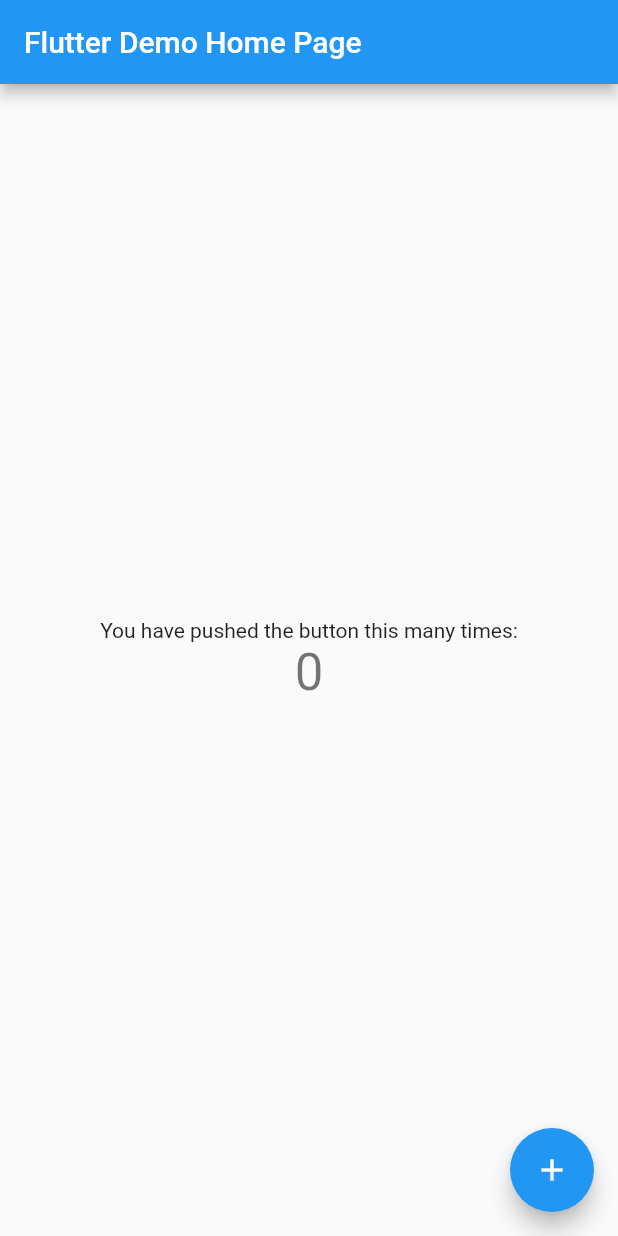
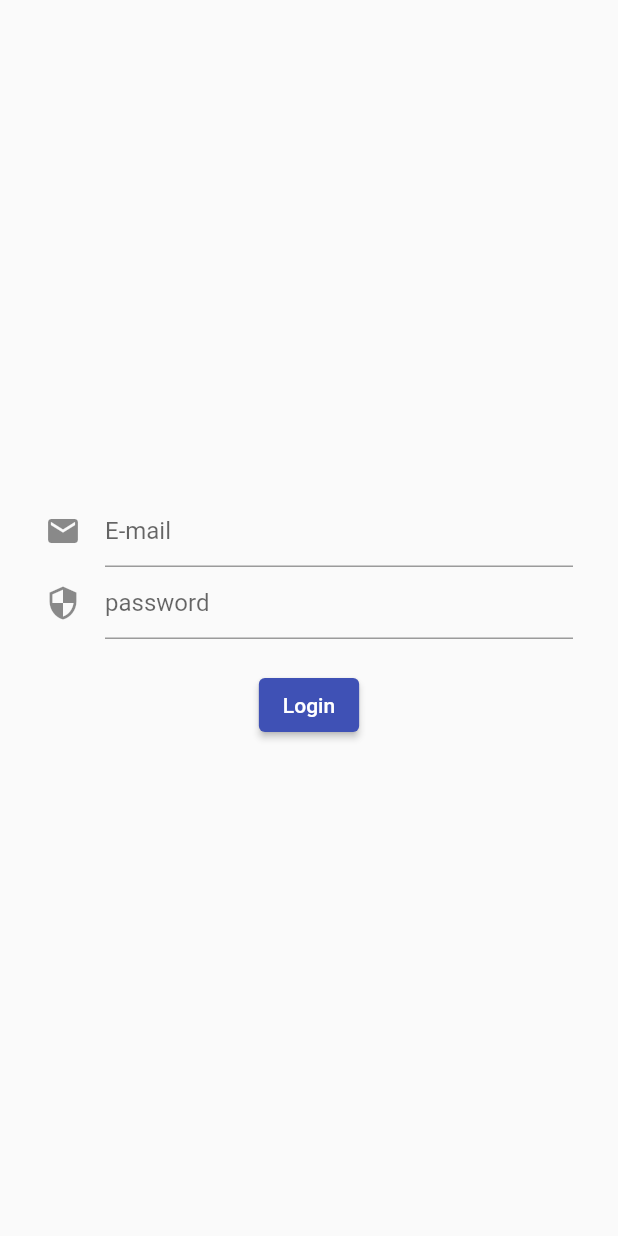
Before and after one commit to jrpikong/flutter_starter, a Flutter app: the screen it shows after launch, on a phone screen of 412 x 824 dp. Run offline on Flutter 3.47's test engine with Material 2 defaults, Android fonts, the phone set to English and light mode, and no system bars; our stand-ins replace bloc, flutter_bloc.

Commit message:
implement login

```diff
--- /dev/null
+++ b/lib/authentication/auth_repository.dart
@@ -0,0 +1,14 @@
+import 'package:flutter/foundation.dart';
+
+class AuthRepository {
+  Future<void> login() async {
+    if (kDebugMode) {
+      print('attempting login');
+    }
+    await Future.delayed(const Duration(seconds: 1));
+    if (kDebugMode) {
+      print('logged in');
+    }
+    // throw Exception('failed log in');
+  }
+}
--- /dev/null
+++ b/lib/authentication/bloc/auth_event.dart
@@ -0,0 +1,4 @@
+part of 'auth_bloc.dart';
+
+@immutable
+abstract class AuthEvent {}
--- /dev/null
+++ b/lib/authentication/bloc/auth_state.dart
@@ -0,0 +1,6 @@
+part of 'auth_bloc.dart';
+
+@immutable
+abstract class AuthState {}
+
+class AuthInitial extends AuthState {}
--- /dev/null
+++ b/lib/authentication/bloc/login_bloc.dart
@@ -0,0 +1,45 @@
+import 'dart:async';
+import 'package:bloc/bloc.dart';
+import 'package:flutter_starter/authentication/auth_repository.dart';
+import 'package:flutter_starter/authentication/form_submission_status.dart';
+import 'package:flutter_starter/utils/validators.dart';
+import 'package:meta/meta.dart';
+
+part 'login_event.dart';
+part 'login_state.dart';
+
+class LoginBloc extends Bloc<LoginEvent, LoginState> {
+  final AuthRepository authRepository;
+
+  LoginBloc({required this.authRepository}) : super(LoginState()){
+    on<LoginEmailChanged>((event, emit) async {
+      await _checkEmail(emit,event);
+    });
+
+    on<LoginPasswordChanged>((event, emit) async {
+      await _checkPassword(emit,event);
+    });
+
+    on<LoginSubmitted>((event, emit) async {
+      await _submitAction(emit,event);
+    });
+  }
+
+  Future<void> _checkEmail(Emitter<LoginState> emit, LoginEmailChanged event) async {
+    emit(state.copyWith(email: event.email));
+  }
+
+  Future<void> _checkPassword(Emitter<LoginState> emit, LoginPasswordChanged event) async {
+    emit(state.copyWith(password: event.password));
+  }
+
+  Future<void> _submitAction(Emitter<LoginState> emit, LoginSubmitted event) async {
+    emit(state.copyWith(formStatus: FormSubmitting()));
+    try {
+      await authRepository.login();
+      emit(state.copyWith(formStatus: SubmissionSuccess()));
+    } catch (e) {
+      emit(state.copyWith(formStatus: SubmissionFailed(e)));
+    }
+  }
+}
--- /dev/null
+++ b/lib/authentication/bloc/login_event.dart
@@ -0,0 +1,18 @@
+part of 'login_bloc.dart';
+
+@immutable
+abstract class LoginEvent {}
+
+class LoginEmailChanged extends LoginEvent {
+  final String email;
+
+  LoginEmailChanged({required this.email});
+}
+
+class LoginPasswordChanged extends LoginEvent {
+  final String password;
+
+  LoginPasswordChanged({required this.password});
+}
+
+class LoginSubmitted extends LoginEvent {}
--- /dev/null
+++ b/lib/authentication/bloc/login_state.dart
@@ -0,0 +1,31 @@
+part of 'login_bloc.dart';
+
+class LoginState {
+  static final RegExp _emailRegExp = RegExp(
+    r'^[a-zA-Z0-9.!#$%&’*+/=?^_`{|}~-]+@[a-zA-Z0-9-]+(?:\.[a-zA-Z0-9-]+)*$',
+  );
+
+  final String email;
+  bool get isValidEmail => _emailRegExp.hasMatch(email);
+  final String password;
+  bool get isValidPassword => password.length > 6;
+  final FormSubmissionStatus formStatus;
+
+  LoginState({
+    this.email = '',
+    this.password = '',
+    this.formStatus = const InitialFormStatus(),
+  });
+
+  LoginState copyWith({
+    String? email,
+    String? password,
+    FormSubmissionStatus? formStatus,
+  }) {
+    return LoginState(
+      email: email ?? this.email,
+      password: password ?? this.password,
+      formStatus: formStatus ?? this.formStatus,
+    );
+  }
+}
--- /dev/null
+++ b/lib/authentication/form_submission_status.dart
@@ -0,0 +1,17 @@
+abstract class FormSubmissionStatus {
+  const FormSubmissionStatus();
+}
+
+class InitialFormStatus extends FormSubmissionStatus {
+  const InitialFormStatus();
+}
+
+class FormSubmitting extends FormSubmissionStatus {}
+
+class SubmissionSuccess extends FormSubmissionStatus {}
+
+class SubmissionFailed extends FormSubmissionStatus {
+  final Object exception;
+
+  SubmissionFailed(this.exception);
+}
--- /dev/null
+++ b/lib/authentication/screens/login_creen.dart
@@ -0,0 +1,107 @@
+import 'package:flutter/material.dart';
+import 'package:flutter_bloc/flutter_bloc.dart';
+import 'package:flutter_starter/authentication/auth_repository.dart';
+import 'package:flutter_starter/authentication/bloc/login_bloc.dart';
+import 'package:flutter_starter/authentication/form_submission_status.dart';
+
+class LoginScreen extends StatefulWidget {
+  const LoginScreen({Key? key}) : super(key: key);
+
+  @override
+  _LoginScreenState createState() => _LoginScreenState();
+}
+
+class _LoginScreenState extends State<LoginScreen> {
+  final _formKey = GlobalKey<FormState>();
+
+  @override
+  Widget build(BuildContext context) {
+    return Scaffold(
+      body: BlocProvider(
+        create: (context) => LoginBloc(
+          authRepository: context.read<AuthRepository>(),
+        ),
+        child: _loginForm(),
+      ),
+    );
+  }
+
+  Widget _loginForm() {
+    return BlocListener<LoginBloc, LoginState>(
+      listener: (context, state) {
+        final formStatus = state.formStatus;
+        if (formStatus is SubmissionFailed) {
+          _showSnackBar(context, formStatus.exception.toString());
+        }
+      },
+      child: Form(
+        key: _formKey,
+        child: Padding(
+          padding: const EdgeInsets.symmetric(horizontal: 30),
+          child: Column(
+            mainAxisAlignment: MainAxisAlignment.center,
+            children: [
+              _emailField(),
+              _passwordField(),
+              const SizedBox(height: 20),
+              _loginButton()
+            ],
+          ),
+        ),
+      ),
+    );
+  }
+
+  Widget _emailField() {
+    return BlocBuilder<LoginBloc, LoginState>(
+        buildWhen: (previous, current) => previous.email != current.email,
+        builder: (context, state) {
+          return TextFormField(
+            decoration: const InputDecoration(
+              icon: Icon(Icons.email),
+              hintText: 'E-mail',
+            ),
+            validator: (value) =>
+                state.isValidEmail ? null : 'Email Is Not Valid',
+            onChanged: (email) =>
+                context.read<LoginBloc>().add(LoginEmailChanged(email: email)),
+          );
+        });
+  }
+
+  Widget _passwordField() {
+    return BlocBuilder<LoginBloc, LoginState>(builder: (context, state) {
+      return TextFormField(
+          obscureText: true,
+          decoration: const InputDecoration(
+            icon: Icon(Icons.security),
+            hintText: 'password',
+          ),
+          validator: (value) =>
+              state.isValidPassword ? null : 'Password to short',
+          onChanged: (value) => context
+              .read<LoginBloc>()
+              .add(LoginPasswordChanged(password: value)));
+    });
+  }
+
+  Widget _loginButton() {
+    return BlocBuilder<LoginBloc, LoginState>(builder: (context, state) {
+      return state.formStatus is LoginSubmitted
+          ? const CircularProgressIndicator()
+          : ElevatedButton(
+        onPressed: () {
+          if (_formKey.currentState!.validate()) {
+            context.read<LoginBloc>().add(LoginSubmitted());
+          }
+        },
+        child: Text('Login'),
+      );
+    });
+  }
+
+  void _showSnackBar(BuildContext context, String message) {
+    final snackBar = SnackBar(content: Text(message));
+    ScaffoldMessenger.of(context).showSnackBar(snackBar);
+  }
+}
--- a/lib/main.dart
+++ b/lib/main.dart
@@ -1,4 +1,8 @@
 import 'package:flutter/material.dart';
+import 'package:flutter_bloc/flutter_bloc.dart';
+import 'package:flutter_starter/authentication/auth_repository.dart';
+import 'package:flutter_starter/authentication/screens/login_creen.dart';
+import 'package:flutter_starter/style/theme.dart' as theme_style;
 
 void main() {
   runApp(const MyApp());
@@ -6,110 +10,19 @@ void main() {
 
 class MyApp extends StatelessWidget {
   const MyApp({Key? key}) : super(key: key);
-
-  // This widget is the root of your application.
   @override
   Widget build(BuildContext context) {
     return MaterialApp(
-      title: 'Flutter Demo',
+      debugShowCheckedModeBanner: false,
+      title: 'Big Agent',
       theme: ThemeData(
-        // This is the theme of your application.
-        //
-        // Try running your application with "flutter run". You'll see the
-        // application has a blue toolbar. Then, without quitting the app, try
-        // changing the primarySwatch below to Colors.green and then invoke
-        // "hot reload" (press "r" in the console where you ran "flutter run",
-        // or simply save your changes to "hot reload" in a Flutter IDE).
-        // Notice that the counter didn't reset back to zero; the application
-        // is not restarted.
-        primarySwatch: Colors.blue,
+        primaryColor: Colors.indigo,
+        primarySwatch: Colors.indigo,
       ),
-      home: const MyHomePage(title: 'Flutter Demo Home Page'),
+      home: RepositoryProvider(
+        create: (context) => AuthRepository(),
+        child: const LoginScreen(),
+      ),
     );
   }
 }
-
-class MyHomePage extends StatefulWidget {
-  const MyHomePage({Key? key, required this.title}) : super(key: key);
-
-  // This widget is the home page of your application. It is stateful, meaning
-  // that it has a State object (defined below) that contains fields that affect
-  // how it looks.
-
-  // This class is the configuration for the state. It holds the values (in this
-  // case the title) provided by the parent (in this case the App widget) and
-  // used by the build method of the State. Fields in a Widget subclass are
-  // always marked "final".
-
-  final String title;
-
-  @override
-  State<MyHomePage> createState() => _MyHomePageState();
-}
-
-class _MyHomePageState extends State<MyHomePage> {
-  int _counter = 0;
-
-  void _incrementCounter() {
-    setState(() {
-      // This call to setState tells the Flutter framework that something has
-      // changed in this State, which causes it to rerun the build method below
-      // so that the display can reflect the updated values. If we changed
-      // _counter without calling setState(), then the build method would not be
-      // called again, and so nothing would appear to happen.
-      _counter++;
-    });
-  }
-
-  @override
-  Widget build(BuildContext context) {
-    // This method is rerun every time setState is called, for instance as done
-    // by the _incrementCounter method above.
-    //
-    // The Flutter framework has been optimized to make rerunning build methods
-    // fast, so that you can just rebuild anything that needs updating rather
-    // than having to individually change instances of widgets.
-    return Scaffold(
-      appBar: AppBar(
-        // Here we take the value from the MyHomePage object that was created by
-        // the App.build method, and use it to set our appbar title.
-        title: Text(widget.title),
-      ),
-      body: Center(
-        // Center is a layout widget. It takes a single child and positions it
-        // in the middle of the parent.
-        child: Column(
-          // Column is also a layout widget. It takes a list of children and
-          // arranges them vertically. By default, it sizes itself to fit its
-          // children horizontally, and tries to be as tall as its parent.
-          //
-          // Invoke "debug painting" (press "p" in the console, choose the
-          // "Toggle Debug Paint" action from the Flutter Inspector in Android
-          // Studio, or the "Toggle Debug Paint" command in Visual Studio Code)
-          // to see the wireframe for each widget.
-          //
-          // Column has various properties to control how it sizes itself and
-          // how it positions its children. Here we use mainAxisAlignment to
-          // center the children vertically; the main axis here is the vertical
-          // axis because Columns are vertical (the cross axis would be
-          // horizontal).
-          mainAxisAlignment: MainAxisAlignment.center,
-          children: <Widget>[
-            const Text(
-              'You have pushed the button this many times:',
-            ),
-            Text(
-              '$_counter',
-              style: Theme.of(context).textTheme.headline4,
-            ),
-          ],
-        ),
-      ),
-      floatingActionButton: FloatingActionButton(
-        onPressed: _incrementCounter,
-        tooltip: 'Increment',
-        child: const Icon(Icons.add),
-      ), // This trailing comma makes auto-formatting nicer for build methods.
-    );
-  }
-}
--- a/lib/style/theme.dart
+++ b/lib/style/theme.dart
@@ -5,9 +5,9 @@ class Colors {
 
   const Colors();
 
-  static const Color mainColor = Color(0xFF6584f7);
+  static const Color mainColor = Color(0xFF59499E);
   static const Color background = Color(0xFFf2f6ff);
-  static const Color loginGradientStart = Color(0xFF59499E);
+  static const Color loginGradientStart = Color(0xFF6584f7);
   static const Color loginGradientEnd = Color(0xFF59499E);
   static const Color successGreen =Color(0xFF32CD32);
   static const Color secondaryColor = Color(0xFFffa302);
```
Also changed, not shown: lib/authentication/bloc/auth_bloc.dart (added, +15 -0 lines), lib/utils/validators.dart (added, +16 -0 lines), pubspec.yaml (+1 -71 lines), lib/authentication/screens/home_screen.dart (added), pubspec.lock.
